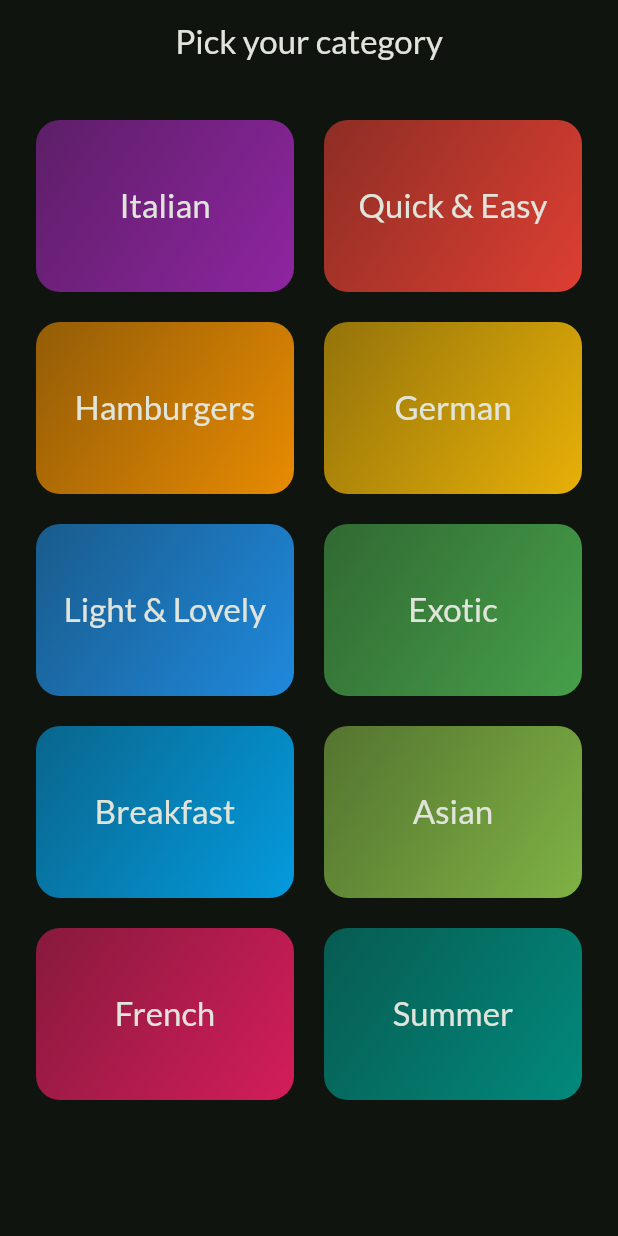
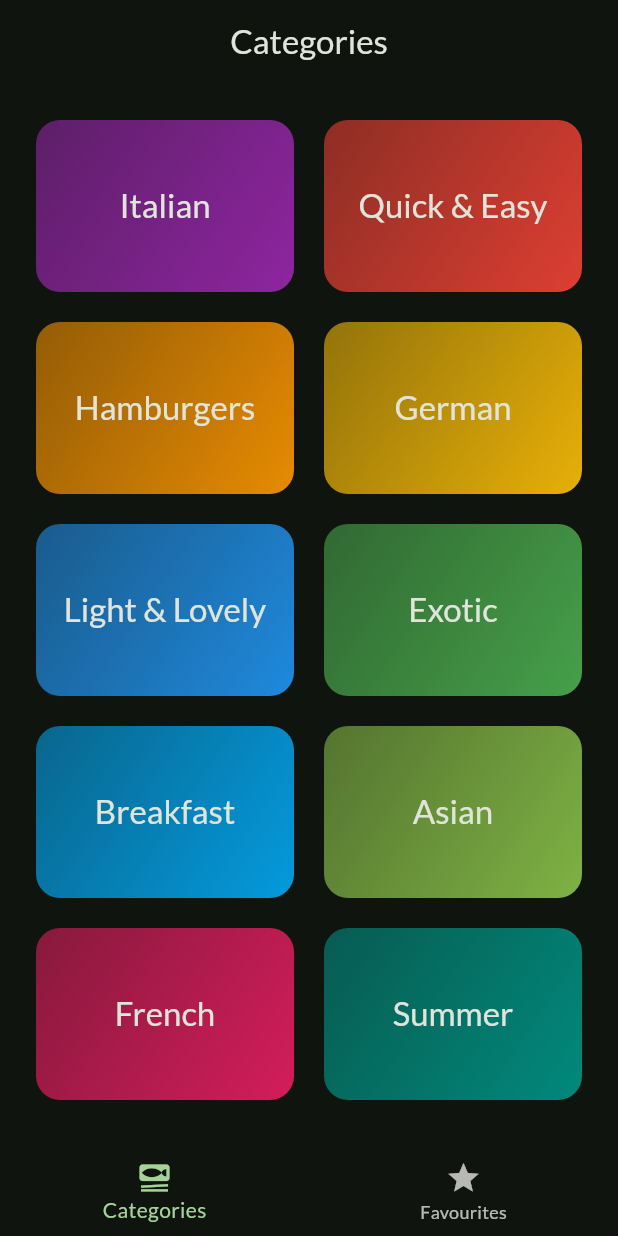
Before and after one commit to dawid3056/food-app, a Flutter app: the screen it shows after launch, on a phone screen of 412 x 824 dp. Run offline on Flutter 3.47's test engine with Material 3 defaults, Android fonts, the phone set to English and light mode, and no system bars; our stand-ins replace google_fonts, transparent_image.

Commit message:
added tabs.dart

```diff
--- a/lib/main.dart
+++ b/lib/main.dart
@@ -1,5 +1,5 @@
 import 'package:flutter/material.dart';
-import 'package:food_app/pages/categories.dart';
+import 'package:food_app/pages/tabs.dart';
 import 'package:google_fonts/google_fonts.dart';
 
 final theme = ThemeData(
@@ -22,7 +22,7 @@ class MyApp extends StatelessWidget {
     return MaterialApp(
       title: 'Flutter Demo',
       theme: theme,
-      home: const CategoriesPage(),
+      home: const TabsPage(),
     );
   }
 }
--- a/lib/pages/categories.dart
+++ b/lib/pages/categories.dart
@@ -23,14 +23,7 @@ class CategoriesPage extends StatelessWidget {
 
   @override
   Widget build(BuildContext context) {
-    return Scaffold(
-      appBar: AppBar(
-        title: const Text(
-          'Pick your category',
-        ),
-        centerTitle: true,
-      ),
-      body: GridView(
+    return GridView(
       padding: const EdgeInsets.all(24),
       gridDelegate: const SliverGridDelegateWithFixedCrossAxisCount(
         crossAxisCount: 2,
@@ -45,7 +38,6 @@ class CategoriesPage extends StatelessWidget {
             onSelectCategory: () => _selectCategory(context, category),
           ),
       ],
-      ),
     );
   }
 }
--- a/lib/pages/meals.dart
+++ b/lib/pages/meals.dart
@@ -7,10 +7,10 @@ class MealsPage extends StatelessWidget {
   const MealsPage({
     super.key,
     required this.meals,
-    required this.title,
+    this.title,
   });
 
-  final String title;
+  final String? title;
   final List<Meal> meals;
 
   void selectMeal(BuildContext context, Meal meal) {
@@ -66,10 +66,14 @@ class MealsPage extends StatelessWidget {
       );
     }
 
+    if(title == null) {
+      return content;
+    }
+
     return Scaffold(
       appBar: AppBar(
         centerTitle: true,
-        title: Text(title),
+        title: Text(title!),
       ),
       body: content,
     );
--- /dev/null
+++ b/lib/pages/tabs.dart
@@ -0,0 +1,57 @@
+import 'package:flutter/material.dart';
+import 'package:food_app/pages/categories.dart';
+import 'package:food_app/pages/meals.dart';
+
+class TabsPage extends StatefulWidget {
+  const TabsPage({super.key});
+
+  @override
+  State<TabsPage> createState() => _TabsPageState();
+}
+
+class _TabsPageState extends State<TabsPage> {
+  int _selectedPageIndex = 0;
+
+  void _selectPage(int index) {
+    setState(() {
+      _selectedPageIndex = index;
+    });
+  }
+
+  @override
+  Widget build(BuildContext context) {
+    Widget activePage = const CategoriesPage();
+    var activePageTitle = 'Categories';
+
+    if (_selectedPageIndex == 1) {
+      activePage = const MealsPage(
+        meals: [],
+      );
+      activePageTitle = 'Your favourites';
+    }
+    return Scaffold(
+      appBar: AppBar(
+        centerTitle: true,
+        title: Text(
+          activePageTitle,
+        ),
+      ),
+      body: activePage,
+      bottomNavigationBar: BottomNavigationBar(
+        onTap: _selectPage,
+        currentIndex: _selectedPageIndex,
+        selectedItemColor: Theme.of(context).colorScheme.primary,
+        items: const [
+          BottomNavigationBarItem(
+            icon: Icon(Icons.set_meal),
+            label: 'Categories',
+          ),
+          BottomNavigationBarItem(
+            icon: Icon(Icons.star),
+            label: 'Favourites',
+          ),
+        ],
+      ),
+    );
+  }
+}
```
Lines whose indentation alone changed are shown as unchanged.
